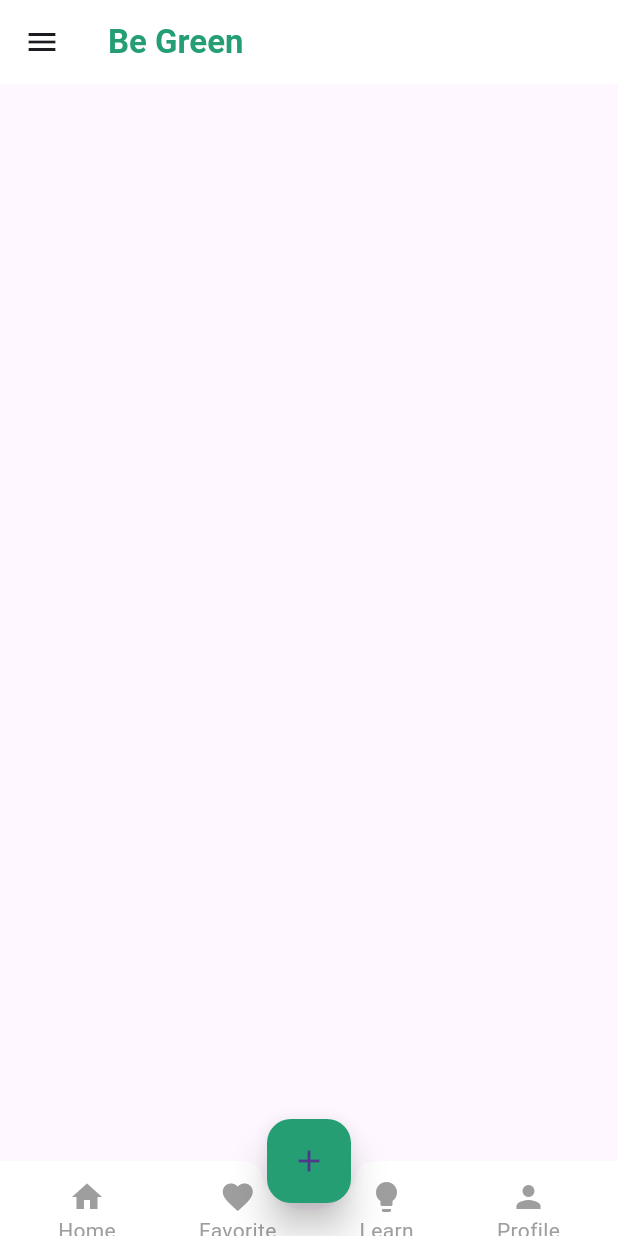
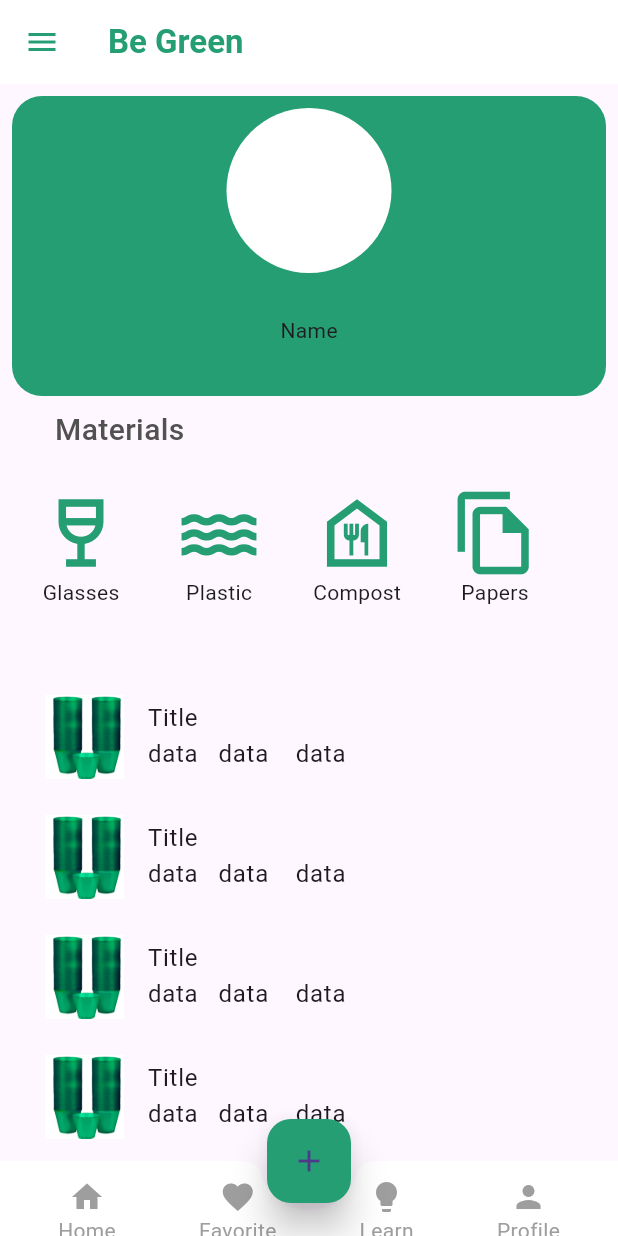
Before and after one commit to HagerMagdy2/Recycling, a Flutter app: the HomeScreen screen opened directly, on a phone screen of 412 x 824 dp. Run offline on Flutter 3.47's test engine with Material 3 defaults, Android fonts, the phone set to English and light mode, and no system bars; our stand-ins replace bloc, firebase_auth, firebase_core, flutter_bloc, lottie, smooth_page_indicator; accounts and stored records are empty.

Commit message:
homescreen
edit in home screen

```diff
--- a/lib/constants.dart
+++ b/lib/constants.dart
@@ -4,3 +4,4 @@ import 'package:flutter/material.dart';
 const kMainColor = Color(0xFF259E73);
 const kSecondaryColor = Color.fromARGB(255, 227, 237, 234);
 const kMainColor1 = Color.fromARGB(255, 28, 121, 88);
+const Gray = Color.fromARGB(255, 82, 81, 81);
--- a/lib/presintations/screens/home_screen.dart
+++ b/lib/presintations/screens/home_screen.dart
@@ -1,5 +1,7 @@
 import 'package:firstly/constants.dart';
 import 'package:firstly/presintations/widgets/drawer.dart';
+import 'package:firstly/presintations/widgets/item.dart';
+import 'package:firstly/presintations/widgets/matrial_widget.dart';
 import 'package:flutter/foundation.dart';
 import 'package:flutter/material.dart';
 import 'package:flutter/widgets.dart';
@@ -12,10 +14,66 @@ class HomeScreen extends StatelessWidget {
     return Scaffold(
       drawer:AppDrawer(),
       appBar: AppBar(
+        foregroundColor: kMainColor,
         backgroundColor: Colors.white,
         title: const Text('Be Green',style: TextStyle(fontWeight: FontWeight.bold,color: kMainColor),textAlign: TextAlign.center,),
       ),
-      body: const Center(),
+      body: SingleChildScrollView(
+
+  child: Column(
+  children: [
+  Padding(
+    padding: const EdgeInsets.all(8.0),
+    child: Container(
+      child: Column(
+        children: [
+          Center(child: Padding(
+            padding: const EdgeInsets.all(8.0),
+            child: Container(child: CircleAvatar(backgroundColor: Colors.white,radius: 55,)),
+          )),
+          SizedBox(height: 20,),
+          Text("Name")
+        ],
+      ),
+  height: 200,
+
+decoration: BoxDecoration(borderRadius: BorderRadius.circular(20),  color: kMainColor,),
+    ),
+  ),
+
+
+    Column(
+  //  mainAxisAlignment: MainAxisAlignment.start,
+    crossAxisAlignment: CrossAxisAlignment.start,
+      children: [
+        Text("       Materials",textAlign: TextAlign.start,
+        style: TextStyle(fontWeight: FontWeight.w500,fontSize: 20,color: Gray) ,),
+        Row(
+          children: [Container(
+            height: 150,
+            width: 400,
+            child: Padding(
+              padding: const EdgeInsets.all(8.0),
+              child: ListView(
+                scrollDirection: Axis.horizontal,
+                children: [Matrial(title: "Glasses", icon: Icons.wine_bar_outlined,),
+                Matrial(title: "Plastic", icon: Icons.water),
+                Matrial(title: "Compost", icon: Icons.food_bank_outlined),
+                Matrial(title: "Papers", icon: Icons.file_copy_outlined),
+                Matrial(title: "Oils", icon: Icons.oil_barrel_outlined),]),
+            ),
+          )],
+        ),
+      ],
+    ),
+    Container(height: 350,width: 400,child: ListView(
+    children: [  ItemsGrideTail(),  ItemsGrideTail(),  ItemsGrideTail(),  ItemsGrideTail(),  ItemsGrideTail(),  ItemsGrideTail()],
+    ))
+  ],
+  ),
+
+
+      ),
       floatingActionButtonLocation: FloatingActionButtonLocation.centerDocked,
       floatingActionButton: FloatingActionButton(
         onPressed: (){},
--- /dev/null
+++ b/lib/presintations/widgets/item.dart
@@ -0,0 +1,23 @@
+import 'package:flutter/foundation.dart';
+import 'package:flutter/material.dart';
+
+class ItemsGrideTail extends StatefulWidget {
+  const ItemsGrideTail({super.key});
+
+  @override
+  State<ItemsGrideTail> createState() => _ItemsGrideTailState();
+}
+
+class _ItemsGrideTailState extends State<ItemsGrideTail> {
+  @override
+  Widget build(BuildContext context) {
+    return Padding(
+      padding: const EdgeInsets.all(8.0),
+      child: ListTile(
+    leading: Image.asset("assets/images/cup.png"),
+    title: Column(crossAxisAlignment: CrossAxisAlignment.start,children: [Text("Title"),
+    Row(children: [Text("data   "),Text("data    "),Text("data   ")],)]),
+      ),
+    );
+  }
+}
--- /dev/null
+++ b/lib/presintations/widgets/matrial_widget.dart
@@ -0,0 +1,26 @@
+import 'package:firstly/constants.dart';
+import 'package:flutter/foundation.dart';
+import 'package:flutter/material.dart';
+
+class Matrial extends StatefulWidget {
+  const Matrial({super.key, required this.title, required this.icon});
+  final String title;
+    final IconData icon;
+  @override
+  State<Matrial> createState() => _MatrialState();
+}
+
+class _MatrialState extends State<Matrial> {
+  @override
+  Widget build(BuildContext context) {
+
+    return Padding(
+      padding: const EdgeInsets.all(16.0),
+      child: Column(
+        children: [Icon(widget.icon,size: 60,color: kMainColor,),
+
+        Text(widget.title)],
+      ),
+    );
+  }
+}
```
Also changed, not shown: assets/images/cup.png (added).
